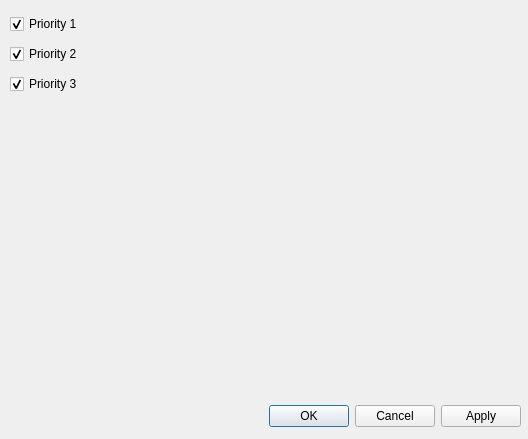
First picture: the form in snowplow_dialog_base.ui, repository pixelneo/SnowPlow, before the edit.
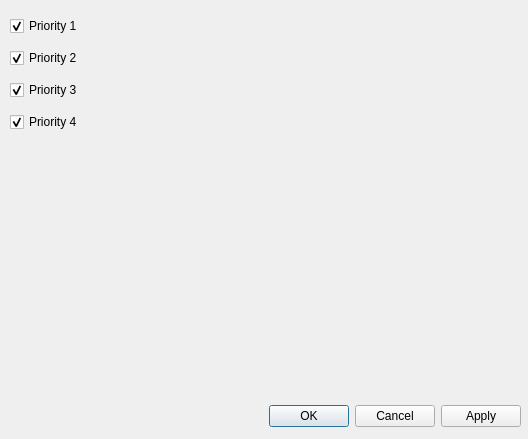
Second picture: the form after the edit.

Commit message: query priorities

```diff
--- a/snowplow_dialog_base.ui
+++ b/snowplow_dialog_base.ui
@@ -19,7 +19,7 @@
      <x>10</x>
      <y>10</y>
      <width>511</width>
-     <height>91</height>
+     <height>131</height>
     </rect>
    </property>
    <layout class="QVBoxLayout" name="verticalLayout">
@@ -53,6 +53,16 @@
       </property>
      </widget>
     </item>
+    <item>
+     <widget class="QCheckBox" name="priority4">
+      <property name="text">
+       <string>Priority 4</string>
+      </property>
+      <property name="checked">
+       <bool>true</bool>
+      </property>
+     </widget>
+    </item>
    </layout>
   </widget>
   <widget class="QDialogButtonBox" name="buttons">
```
The commit also changes 1 other file.
